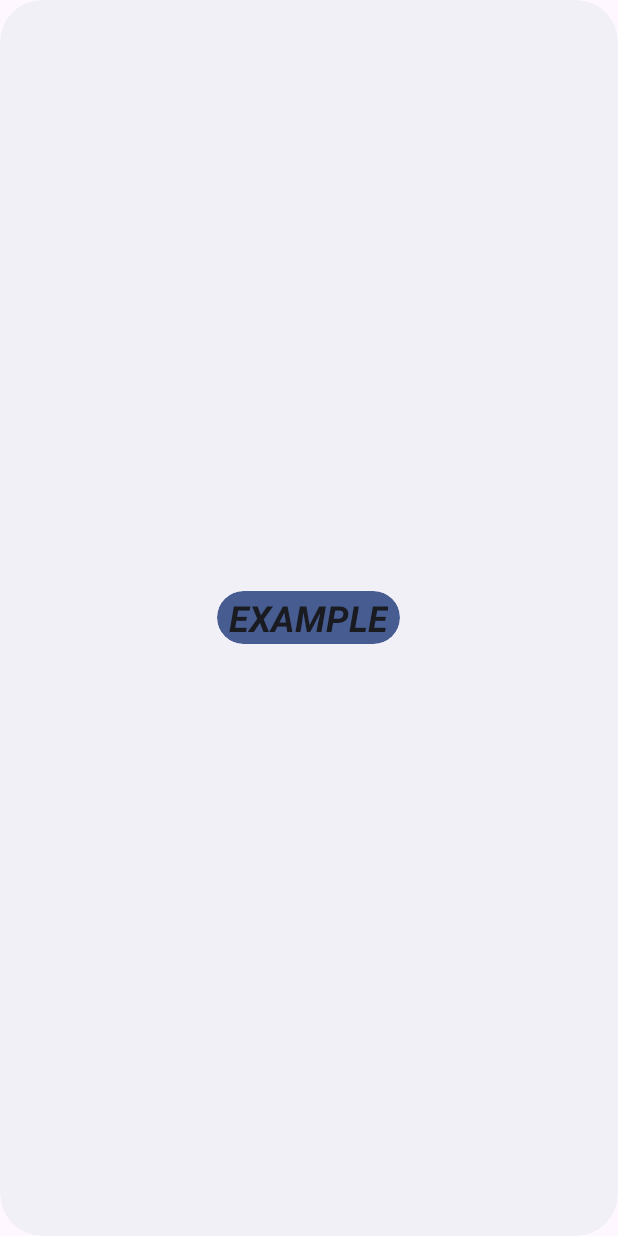
After one commit to arantir/clockWidget, an Android app: the layout new_app_widget.xml on its own in the app's theme, with its tools: preview values and no code run, on a phone screen of 412 x 824 dp. The commit adds this screen. Run offline under Robolectric (Android 15) with nearby library versions, the phone set to English and light mode, and no system bars.

Commit message:
создание виджета
Был создан виджет. Он имеет требуемые размеры(2х1).

```diff
--- a/app/build.gradle.kts
+++ b/app/build.gradle.kts
@@ -30,6 +30,9 @@ android {
     kotlinOptions {
         jvmTarget = "1.8"
     }
+    buildFeatures {
+        viewBinding = true
+    }
 }
 
 dependencies {
--- /dev/null
+++ b/app/src/main/res/drawable-v21/app_widget_background.xml
@@ -0,0 +1,10 @@
+<?xml version="1.0" encoding="utf-8"?><!--
+Background for widgets to make the rounded corners based on the
+appWidgetRadius attribute value
+-->
+<shape xmlns:android="http://schemas.android.com/apk/res/android"
+    android:shape="rectangle">
+
+    <corners android:radius="?attr/appWidgetRadius" />
+    <solid android:color="?android:attr/colorBackground" />
+</shape>
--- /dev/null
+++ b/app/src/main/res/drawable-v21/app_widget_inner_view_background.xml
@@ -0,0 +1,10 @@
+<?xml version="1.0" encoding="utf-8"?><!--
+Background for views inside widgets to make the rounded corners based on the
+appWidgetInnerRadius attribute value
+-->
+<shape xmlns:android="http://schemas.android.com/apk/res/android"
+    android:shape="rectangle">
+
+    <corners android:radius="?attr/appWidgetInnerRadius" />
+    <solid android:color="?android:attr/colorAccent" />
+</shape>
--- /dev/null
+++ b/app/src/main/res/layout/new_app_widget.xml
@@ -0,0 +1,24 @@
+<RelativeLayout xmlns:android="http://schemas.android.com/apk/res/android"
+    style="@style/Widget.ClockWidget.AppWidget.Container"
+    android:layout_width="match_parent"
+    android:layout_height="match_parent"
+    android:theme="@style/Theme.ClockWidget.AppWidgetContainer">
+
+    <TextView
+        android:id="@+id/appwidget_text"
+        style="@style/Widget.ClockWidget.AppWidget.InnerView"
+        android:layout_width="wrap_content"
+        android:layout_height="wrap_content"
+        android:layout_centerInParent="true"
+        android:layout_marginStart="8dp"
+        android:layout_marginTop="8dp"
+        android:layout_marginEnd="8dp"
+        android:layout_marginBottom="8dp"
+        android:contentDescription="@string/appwidget_text"
+        android:padding="1dp"
+        android:paddingStart="8dp"
+        android:paddingEnd="8dp"
+        android:text="@string/appwidget_text"
+        android:textSize="24sp"
+        android:textStyle="bold|italic" />
+</RelativeLayout>
--- /dev/null
+++ b/app/src/main/res/values-night-v31/themes.xml
@@ -0,0 +1,10 @@
+<?xml version="1.0" encoding="utf-8"?>
+<resources>
+    <!--
+    Having themes.xml for night-v31 because of the priority order of the resource qualifiers.
+    -->
+    <style name="Theme.ClockWidget.AppWidgetContainerParent" parent="@android:style/Theme.DeviceDefault.DayNight">
+        <item name="appWidgetRadius">@android:dimen/system_app_widget_background_radius</item>
+        <item name="appWidgetInnerRadius">@android:dimen/system_app_widget_inner_radius</item>
+    </style>
+</resources>
--- /dev/null
+++ b/app/src/main/res/values-v21/styles.xml
@@ -0,0 +1,14 @@
+<resources>
+
+    <style name="Widget.ClockWidget.AppWidget.Container" parent="android:Widget">
+        <item name="android:id">@android:id/background</item>
+        <item name="android:padding">?attr/appWidgetPadding</item>
+        <item name="android:background">@drawable/app_widget_background</item>
+    </style>
+
+    <style name="Widget.ClockWidget.AppWidget.InnerView" parent="android:Widget">
+        <item name="android:padding">?attr/appWidgetPadding</item>
+        <item name="android:background">@drawable/app_widget_inner_view_background</item>
+        <item name="android:textColor">?android:attr/textColorPrimary</item>
+    </style>
+</resources>
--- /dev/null
+++ b/app/src/main/res/values-v31/styles.xml
@@ -0,0 +1,16 @@
+<resources>
+
+    <style name="Widget.ClockWidget.AppWidget.Container" parent="android:Widget">
+        <item name="android:id">@android:id/background</item>
+        <item name="android:padding">?attr/appWidgetPadding</item>
+        <item name="android:background">@drawable/app_widget_background</item>
+        <item name="android:clipToOutline">true</item>
+    </style>
+
+    <style name="Widget.ClockWidget.AppWidget.InnerView" parent="android:Widget">
+        <item name="android:padding">?attr/appWidgetPadding</item>
+        <item name="android:background">@drawable/app_widget_inner_view_background</item>
+        <item name="android:textColor">?android:attr/textColorPrimary</item>
+        <item name="android:clipToOutline">true</item>
+    </style>
+</resources>
--- /dev/null
+++ b/app/src/main/res/values-v31/themes.xml
@@ -0,0 +1,11 @@
+<?xml version="1.0" encoding="utf-8"?>
+<resources>
+    <!--
+    Having themes.xml for v31 variant because @android:dimen/system_app_widget_background_radius
+     and @android:dimen/system_app_widget_internal_padding requires API level 31
+    -->
+    <style name="Theme.ClockWidget.AppWidgetContainerParent" parent="@android:style/Theme.DeviceDefault.DayNight">
+        <item name="appWidgetRadius">@android:dimen/system_app_widget_background_radius</item>
+        <item name="appWidgetInnerRadius">@android:dimen/system_app_widget_inner_radius</item>
+    </style>
+</resources>
--- a/app/src/main/res/values/colors.xml
+++ b/app/src/main/res/values/colors.xml
@@ -2,4 +2,8 @@
 <resources>
     <color name="black">#FF000000</color>
     <color name="white">#FFFFFFFF</color>
+    <color name="light_blue_50">#FFE1F5FE</color>
+    <color name="light_blue_200">#FF81D4FA</color>
+    <color name="light_blue_600">#FF039BE5</color>
+    <color name="light_blue_900">#FF01579B</color>
 </resources>
--- a/app/src/main/res/values/strings.xml
+++ b/app/src/main/res/values/strings.xml
@@ -1,3 +1,6 @@
 <resources>
     <string name="app_name">clockWidget</string>
+    <string name="appwidget_text">EXAMPLE</string>
+    <string name="add_widget">Add widget</string>
+    <string name="app_widget_description">This is an app widget description</string>
 </resources>
--- /dev/null
+++ b/app/src/main/res/values/styles.xml
@@ -0,0 +1,12 @@
+<resources>
+
+    <style name="Widget.ClockWidget.AppWidget.Container" parent="android:Widget">
+        <item name="android:id">@android:id/background</item>
+        <item name="android:background">?android:attr/colorBackground</item>
+    </style>
+
+    <style name="Widget.ClockWidget.AppWidget.InnerView" parent="android:Widget">
+        <item name="android:background">?android:attr/colorBackground</item>
+        <item name="android:textColor">?android:attr/textColorPrimary</item>
+    </style>
+</resources>
--- a/app/src/main/res/values/themes.xml
+++ b/app/src/main/res/values/themes.xml
@@ -6,4 +6,19 @@
     </style>
 
     <style name="Theme.ClockWidget" parent="Base.Theme.ClockWidget" />
+
+    <style name="Theme.ClockWidget.AppWidgetContainerParent" parent="@android:style/Theme.DeviceDefault">
+        <!-- Radius of the outer bound of widgets to make the rounded corners -->
+        <item name="appWidgetRadius">16dp</item>
+        <!--
+        Radius of the inner view's bound of widgets to make the rounded corners.
+        It needs to be 8dp or less than the value of appWidgetRadius
+        -->
+        <item name="appWidgetInnerRadius">8dp</item>
+    </style>
+
+    <style name="Theme.ClockWidget.AppWidgetContainer" parent="Theme.ClockWidget.AppWidgetContainerParent">
+        <!-- Apply padding to avoid the content of the widget colliding with the rounded corners -->
+        <item name="appWidgetPadding">16dp</item>
+    </style>
 </resources>
```
Also changed, not shown: app/src/main/AndroidManifest.xml (+12 -0 lines), app/src/main/java/com/example/clockwidget/NewAppWidget.kt (added, +44 -0 lines), app/src/main/res/values/attrs.xml (added, +7 -0 lines), app/src/main/res/values/dimens.xml (added, +10 -0 lines), app/src/main/res/xml/new_app_widget_info.xml (added, +14 -0 lines), app/src/main/res/drawable-nodpi/example_appwidget_preview.png (added).
